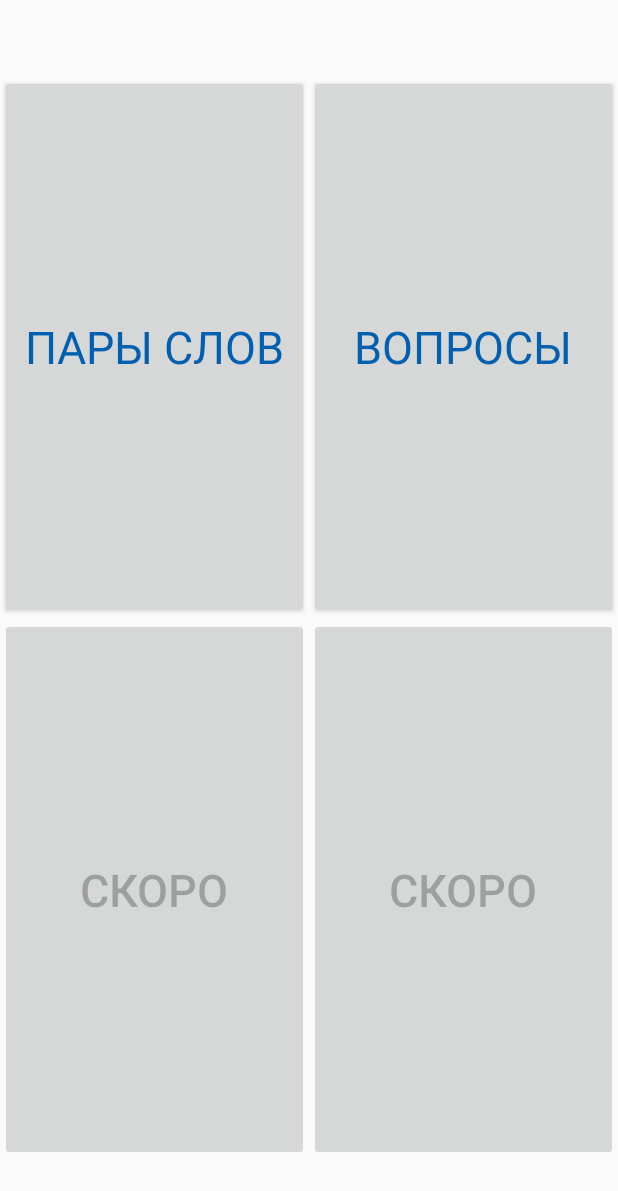
After one commit to orazbay/learnKazakh, an Android app: the layout fragment_start.xml on its own in the app's theme, with its tools: preview values and no code run, on a phone screen of 412 x 824 dp. The commit adds this screen. Shown: the top 1191 px of the screen. Run offline under Robolectric (Android 15) with nearby library versions, the phone set to English and light mode, and no system bars.

```diff
--- a/app/src/main/java/kz/learn/orazbay/match_words/CardWord.java
+++ b/app/src/main/java/kz/learn/orazbay/main/start/match_words/CardWord.java
@@ -1,6 +1,5 @@
-package kz.learn.orazbay.match_words;
+package kz.learn.orazbay.main.start.match_words;
 
-import android.content.Context;
 import android.util.Log;
 import android.view.View;
 import android.widget.Button;
--- a/app/src/main/java/kz/learn/orazbay/match_words/MatchTheWords.java
+++ b/app/src/main/java/kz/learn/orazbay/main/start/match_words/MatchTheWords.java
@@ -1,4 +1,4 @@
-package kz.learn.orazbay.match_words;
+package kz.learn.orazbay.main.start.match_words;
 
 /**
  * Created by orazbay on 11/8/17.
--- a/app/src/main/java/kz/learn/orazbay/main/start/words1/WordCard.java
+++ b/app/src/main/java/kz/learn/orazbay/main/wordsByCategories/words/WordCard.java
@@ -1,10 +1,8 @@
-package kz.learn.orazbay.main.start.words1;
+package kz.learn.orazbay.main.wordsByCategories.words;
 
 import android.content.Context;
-import android.util.Log;
 import android.widget.TextView;
 
-import com.github.glomadrian.materialanimatedswitch.MaterialAnimatedSwitch;
 import com.like.LikeButton;
 import com.like.OnLikeListener;
 import com.mindorks.placeholderview.SwipePlaceHolderView;
@@ -18,9 +16,7 @@ import com.mindorks.placeholderview.annotations.swipe.SwipeOut;
 import com.mindorks.placeholderview.annotations.swipe.SwipeOutState;
 
 import kz.learn.orazbay.R;
-import kz.learn.orazbay.data.ControllerWords;
 import kz.learn.orazbay.models.Word;
-import kz.learn.orazbay.utils.Functions;
 
 /**
  * Created by orazbay on 10/29/17.
--- /dev/null
+++ b/app/src/main/res/layout/fragment_start.xml
@@ -0,0 +1,60 @@
+<?xml version="1.0" encoding="utf-8"?>
+<LinearLayout
+    xmlns:android="http://schemas.android.com/apk/res/android" android:layout_width="match_parent"
+    android:layout_height="match_parent"
+    android:orientation="horizontal">
+    <LinearLayout
+        android:paddingTop="50dp"
+        android:paddingBottom="50dp"
+        android:id="@+id/firstColumn"
+        android:layout_width="0dp"
+        android:layout_height="match_parent"
+        android:layout_weight="1"
+        android:orientation="vertical">
+        <Button
+            android:textColor="#005fb0"
+            android:textSize="30sp"
+            android:typeface="sans"
+            android:text="@string/match_the_words"
+            android:id="@+id/button1"
+            android:layout_width="match_parent"
+            android:layout_height="0dp"
+            android:layout_weight="1" />
+        <Button
+            android:enabled="false"
+            android:textSize="30sp"
+            android:text="@string/soon"
+            android:id="@+id/button2"
+            android:layout_width="match_parent"
+            android:layout_height="0dp"
+            android:layout_weight="1" />
+    </LinearLayout>
+    <LinearLayout
+        android:paddingTop="50dp"
+        android:paddingBottom="50dp"
+        android:id="@+id/secondColumn"
+        android:layout_width="0dp"
+        android:layout_height="match_parent"
+        android:layout_weight="1"
+        android:orientation="vertical">
+        <Button
+            android:textColor="#005fb0"
+            android:textSize="30sp"
+            android:typeface="sans"
+            android:text="@string/questions"
+            android:id="@+id/button3"
+            android:layout_width="match_parent"
+            android:layout_height="0dp"
+            android:layout_weight="1" />
+        <Button
+            android:enabled="false"
+            android:textSize="30sp"
+            android:text="@string/soon"
+            android:id="@+id/button4"
+            android:layout_width="match_parent"
+            android:layout_height="0dp"
+            android:layout_weight="1" />
+    </LinearLayout>
+
+
+</LinearLayout>
--- a/app/src/main/res/layout/view_alphabet.xml
+++ b/app/src/main/res/layout/view_alphabet.xml
@@ -7,6 +7,7 @@
     android:padding="5dp"
     android:weightSum="6">
     <LinearLayout
+        android:id="@+id/row1"
         android:layout_width="match_parent"
         android:layout_weight="1"
         android:layout_height="0dp"
@@ -209,6 +210,7 @@
         </android.support.v7.widget.CardView>
     </LinearLayout>
     <LinearLayout
+        android:id="@+id/row2"
         android:layout_width="match_parent"
         android:layout_weight="1"
         android:layout_height="0dp"
@@ -411,6 +413,7 @@
         </android.support.v7.widget.CardView>
     </LinearLayout>
     <LinearLayout
+        android:id="@+id/row3"
         android:layout_width="match_parent"
         android:layout_weight="1"
         android:layout_height="0dp"
@@ -609,6 +612,7 @@
         </android.support.v7.widget.CardView>
     </LinearLayout>
     <LinearLayout
+        android:id="@+id/row4"
         android:layout_width="match_parent"
         android:layout_weight="1"
         android:layout_height="0dp"
@@ -807,6 +811,7 @@
         </android.support.v7.widget.CardView>
     </LinearLayout>
     <LinearLayout
+        android:id="@+id/row5"
         android:layout_width="match_parent"
         android:layout_weight="1"
         android:layout_height="0dp"
@@ -1005,6 +1010,7 @@
         </android.support.v7.widget.CardView>
     </LinearLayout>
     <LinearLayout
+        android:id="@+id/row6"
         android:layout_width="match_parent"
         android:layout_weight="1"
         android:layout_height="0dp"
--- a/app/src/main/res/values/strings.xml
+++ b/app/src/main/res/values/strings.xml
@@ -11,5 +11,10 @@
     <string name="consolidate_success_by_test">Закрепите успех тестом</string>
 
 
+    <string name="match_the_words">Пары слов</string>
+    <string name="questions">Вопросы</string>
+    <string name="soon">Скоро</string>
+
+
 
 </resources>
```
Also changed, not shown: app/src/main/java/kz/learn/orazbay/MainActivity.java (+1 -9 lines), app/src/main/java/kz/learn/orazbay/main/AnimationInitter.java (added, +9 -0 lines), app/src/main/java/kz/learn/orazbay/main/MainPageFragment.java (+15 -15 lines), app/src/main/java/kz/learn/orazbay/main/alphabet/AlphabetFragment.java (+15 -17 lines), app/src/main/java/kz/learn/orazbay/main/start/StartFragment.java (added, +79 -0 lines), app/src/main/java/kz/learn/orazbay/main/start/match_words/MatchTheWordsFragment.java (renamed from app/src/main/java/kz/learn/orazbay/match_words/MatchTheWordsFragment.java, +7 -6 lines), app/src/main/java/kz/learn/orazbay/main/start/words/WordsFragment.java (+7 -1 lines), app/src/main/java/kz/learn/orazbay/main/wordsByCategories/CategoryAdapter.java (renamed from app/src/main/java/kz/learn/orazbay/main/start/CategoryAdapter.java, +3 -4 lines), app/src/main/java/kz/learn/orazbay/main/wordsByCategories/CategoryFragment.java (renamed from app/src/main/java/kz/learn/orazbay/main/start/CategoryFragment.java, +9 -3 lines), app/src/main/java/kz/learn/orazbay/main/wordsByCategories/words/WordsFragment.java (renamed from app/src/main/java/kz/learn/orazbay/main/start/words1/WordsFragment1.java, +7 -9 lines), app/src/main/java/kz/learn/orazbay/main/wordsByCategories/words/test/TestFragment.java (renamed from app/src/main/java/kz/learn/orazbay/main/start/words1/test/TestFragment.java, +1 -2 lines), app/src/main/res/layout/fragment_alphabet.xml (+0 -12 lines).
